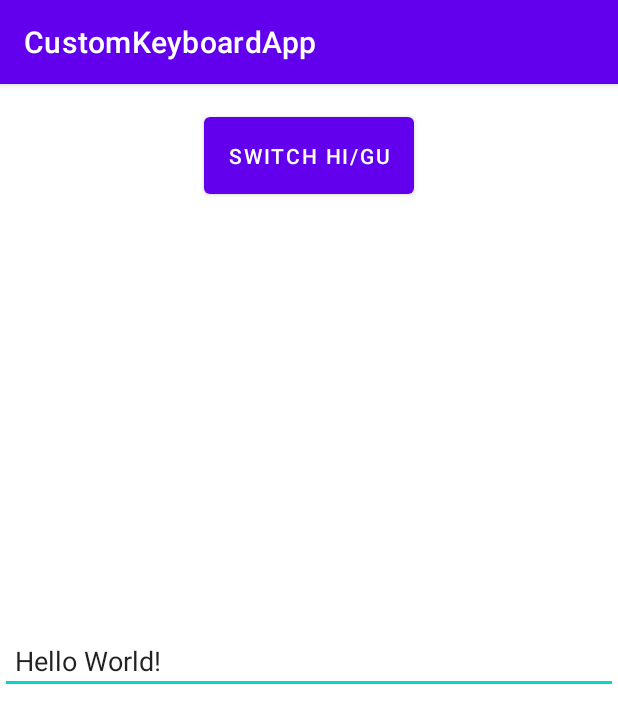
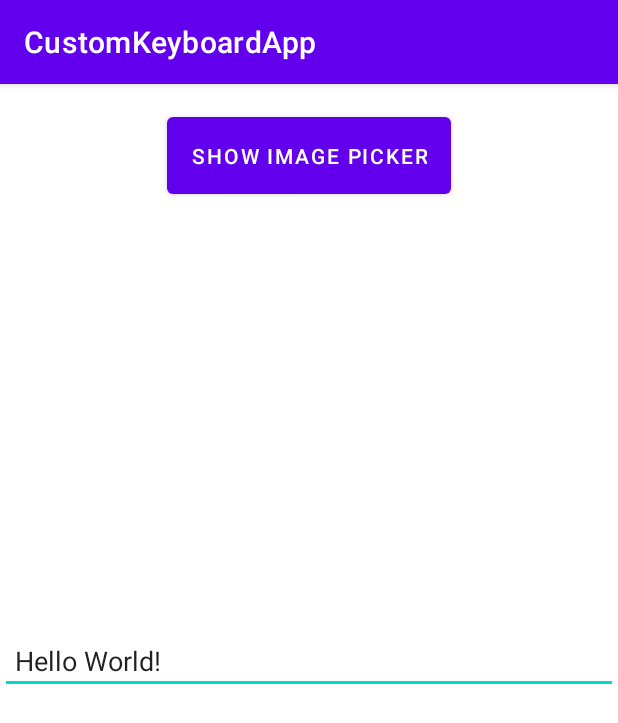
Before and after one commit to mihir784/ImagePicker, an Android app: the screen it shows after launch (MainActivity), on a phone screen of 412 x 824 dp. Shown: the top 723 px of the screen. Run offline under Robolectric (Android 15) with nearby library versions, the phone set to English and light mode, and no system bars.

Commit message:
clean code

```diff
--- a/app/src/main/java/com/example/android/customkeyboardapp/MainActivity.kt
+++ b/app/src/main/java/com/example/android/customkeyboardapp/MainActivity.kt
@@ -1,19 +1,12 @@
 
 package com.example.android.customkeyboardapp
 
-import android.content.ContentResolver
-import android.inputmethodservice.Keyboard
-import android.inputmethodservice.KeyboardView
-import android.location.Location
 import android.os.Bundle
-import android.view.KeyEvent
-import android.view.View
-import android.widget.Button
-import android.widget.EditText
-import android.widget.TextView
 import androidx.appcompat.app.AppCompatActivity
 import com.example.android.customkeyboardapp.loaders.GlideImageLoader
-import java.util.*
+import com.example.android.customkeyboardapp.picker.CustomPhotoPicker
+import com.example.android.customkeyboardapp.picker.PhotoPickerFragment
+import kotlinx.android.synthetic.main.activity_main.*
 
 
 class MainActivity : AppCompatActivity() {
@@ -21,10 +14,26 @@ class MainActivity : AppCompatActivity() {
         super.onCreate(savedInstanceState)
         setContentView(R.layout.activity_main)
 
-        val et = findViewById<EditText>(R.id.etvInput)
+        btShowImagePicker.setOnClickListener {
+
+            CustomPhotoPicker().init(
+                loader = GlideImageLoader(),
+                authority = "com.example.android.customkeyboardapp.fileprovider"
+            )
+
+            PhotoPickerFragment.newInstance(
+                multiple = true,
+                allowCamera = true,
+                maxSelection = 5,
+                theme = R.style.CustomDark
+            ).show(supportFragmentManager, "picker")
+        }
+
+
+        /*val et = findViewById<EditText>(R.id.etvInput)
         val btChangeLanguage = findViewById<Button>(R.id.btChangeLanguage)
         var currLanguage = 0
-        /*et.imeHintLocales = (LocaleList(Locale("hi_IN")))*/
+        *//*et.imeHintLocales = (LocaleList(Locale("hi_IN")))*//*
 
         val hindiKeyboard1 = Keyboard(this, R.xml.hindi_keyboard_1)
         val hindiKeyboard2 = Keyboard(this, R.xml.hindi_keyboard_2)
@@ -33,14 +42,14 @@ class MainActivity : AppCompatActivity() {
         val keyboardView = findViewById<KeyboardView>(R.id.kbvInput)
         keyboardView.keyboard = hindiKeyboard1
 
-        /*
+        *//*
         Handle
         All
         Swipe
         Events
         !
         !
-         */
+         *//*
         keyboardView.setOnKeyboardActionListener(object :
             KeyboardView.OnKeyboardActionListener {
             override fun onPress(p0: Int) {
@@ -134,7 +143,7 @@ class MainActivity : AppCompatActivity() {
             return@OnTouchListener false
         })
 
-        /*btChangeLanguage.setOnClickListener {
+        *//*btChangeLanguage.setOnClickListener {
             if ( currLanguage == 0){
                keyboardView.keyboard = gujaratiKeyboard1
                 currLanguage = 1
@@ -142,23 +151,8 @@ class MainActivity : AppCompatActivity() {
                 keyboardView.keyboard = hindiKeyboard1
                 currLanguage = 0
             }
-        }*/
-
-        btChangeLanguage.setOnClickListener {
-
-            CustomPhotoPicker().init(
-                loader = GlideImageLoader(),
-                authority = "com.example.android.customkeyboardapp.fileprovider"
-            )
-
-            PhotoPickerFragment.newInstance(
-                multiple = true,
-                allowCamera = true,
-                maxSelection = 5,
-                theme = R.style.CustomDark
-            ).show(supportFragmentManager, "picker")
-        }
-
+        }*//*
+*/
         /*val userLocation = LocationFinder()
         val locationEnabled: Boolean = userLocation.getLocation(this, object: LocationFinder.LocationResult(){
             override fun gotLocation(location: Location?) {
--- a/app/src/main/java/com/example/android/customkeyboardapp/adapter/ImagePickerAdapter.kt
+++ b/app/src/main/java/com/example/android/customkeyboardapp/adapter/ImagePickerAdapter.kt
@@ -7,9 +7,9 @@ import android.view.ViewGroup
 import androidx.recyclerview.widget.DiffUtil
 import androidx.recyclerview.widget.ListAdapter
 import androidx.recyclerview.widget.RecyclerView
-import com.example.android.customkeyboardapp.PhotoPickerFragment
+import com.example.android.customkeyboardapp.picker.PhotoPickerFragment
 import com.example.android.customkeyboardapp.R
-import com.example.android.customkeyboardapp.loader.ImageLoader
+import com.example.android.customkeyboardapp.loaders.ImageLoader
 import kotlinx.android.synthetic.main.view_pickable_image.view.*
 
 class ImagePickerAdapter(
@@ -45,6 +45,7 @@ class ImagePickerAdapter(
             checkbox.isChecked = item.selected
         }
         if (item.id == 0) {
+            // View Gallery
             holder.view.apply {
                 checkbox.visibility = View.GONE
                 setOnClickListener {
--- a/app/src/main/java/com/example/android/customkeyboardapp/loaders/GlideImageLoader.kt
+++ b/app/src/main/java/com/example/android/customkeyboardapp/loaders/GlideImageLoader.kt
@@ -4,7 +4,6 @@ import android.content.Context
 import android.net.Uri
 import android.widget.ImageView
 import com.bumptech.glide.Glide
-import com.example.android.customkeyboardapp.loader.ImageLoader
 
 class GlideImageLoader: ImageLoader {
 
--- a/app/src/main/java/com/example/android/customkeyboardapp/loader/ImageLoader.kt
+++ b/app/src/main/java/com/example/android/customkeyboardapp/loaders/ImageLoader.kt
@@ -1,4 +1,4 @@
-package com.example.android.customkeyboardapp.loader
+package com.example.android.customkeyboardapp.loaders
 
 import android.content.Context
 import android.net.Uri
--- a/app/src/main/java/com/example/android/customkeyboardapp/CustomPhotoPicker.kt
+++ b/app/src/main/java/com/example/android/customkeyboardapp/picker/CustomPhotoPicker.kt
@@ -1,6 +1,6 @@
-package com.example.android.customkeyboardapp
+package com.example.android.customkeyboardapp.picker
 
-import com.example.android.customkeyboardapp.loader.ImageLoader
+import com.example.android.customkeyboardapp.loaders.ImageLoader
 
 class CustomPhotoPicker {
 
--- a/app/src/main/java/com/example/android/customkeyboardapp/PhotoPickerFragment.kt
+++ b/app/src/main/java/com/example/android/customkeyboardapp/picker/PhotoPickerFragment.kt
@@ -1,4 +1,4 @@
-package com.example.android.customkeyboardapp
+package com.example.android.customkeyboardapp.picker
 
 import android.Manifest
 import android.app.Activity
@@ -25,7 +25,8 @@ import androidx.lifecycle.Observer
 import androidx.lifecycle.ViewModelProviders
 import androidx.recyclerview.widget.GridLayoutManager
 import androidx.recyclerview.widget.RecyclerView
-import com.example.android.customkeyboardapp.PickerViewModel.Companion.SELECTION_UNDEFINED
+import com.example.android.customkeyboardapp.R
+import com.example.android.customkeyboardapp.picker.PickerViewModel.Companion.SELECTION_UNDEFINED
 import com.example.android.customkeyboardapp.adapter.ImagePickerAdapter
 import com.example.android.customkeyboardapp.adapter.SelectableImage
 import com.example.android.customkeyboardapp.ext.Intents
--- a/app/src/main/java/com/example/android/customkeyboardapp/PickerDialog.kt
+++ b/app/src/main/java/com/example/android/customkeyboardapp/picker/PickerDialog.kt
@@ -1,4 +1,4 @@
-package com.example.android.customkeyboardapp
+package com.example.android.customkeyboardapp.picker
 
 import android.content.Context
 import android.os.Bundle
@@ -7,6 +7,7 @@ import android.view.ViewGroup
 import android.view.Window
 import android.view.WindowManager
 import androidx.appcompat.app.AppCompatDialog
+import com.example.android.customkeyboardapp.R
 
 class PickerDialog(
     context: Context,
--- a/app/src/main/java/com/example/android/customkeyboardapp/PickerViewModel.kt
+++ b/app/src/main/java/com/example/android/customkeyboardapp/picker/PickerViewModel.kt
@@ -1,4 +1,4 @@
-package com.example.android.customkeyboardapp
+package com.example.android.customkeyboardapp.picker
 
 import android.database.Cursor
 import android.net.Uri
@@ -55,6 +55,7 @@ internal class PickerViewModel : ViewModel() {
                     .map { readValueAtCursor(cursor) }
                     .toList()
             )
+            // Add gallery button
             array.add(
                 0, SelectableImage(
                     0,
--- a/app/src/main/java/com/example/android/customkeyboardapp/util/FileProviders.kt
+++ b/app/src/main/java/com/example/android/customkeyboardapp/util/FileProviders.kt
@@ -2,7 +2,7 @@ package com.example.android.customkeyboardapp.util
 
 import android.content.Context
 import androidx.core.content.FileProvider
-import com.example.android.customkeyboardapp.PickerConfiguration
+import com.example.android.customkeyboardapp.picker.PickerConfiguration
 import java.io.File
 
 internal fun File.providerUri(context: Context) =
--- a/app/src/main/res/layout/activity_main.xml
+++ b/app/src/main/res/layout/activity_main.xml
@@ -7,12 +7,12 @@
     tools:context=".MainActivity">
 
     <Button
-        android:id="@+id/btChangeLanguage"
+        android:id="@+id/btShowImagePicker"
         android:layout_width="wrap_content"
         android:layout_height="wrap_content"
         android:layout_marginTop="16dp"
         android:padding="16dp"
-        android:text="Switch hi/gu"
+        android:text="Show Image Picker"
         app:layout_constraintEnd_toEndOf="parent"
         app:layout_constraintStart_toStartOf="parent"
         app:layout_constraintTop_toTopOf="parent" />
@@ -47,6 +47,6 @@
         app:layout_constraintBottom_toTopOf="@id/etvInput"
         app:layout_constraintEnd_toEndOf="parent"
         app:layout_constraintStart_toStartOf="parent"
-        app:layout_constraintTop_toBottomOf="@id/btChangeLanguage" />
+        app:layout_constraintTop_toBottomOf="@id/btShowImagePicker" />
 
 </androidx.constraintlayout.widget.ConstraintLayout>
```
Also changed, not shown: app/src/main/java/com/example/android/customkeyboardapp/picker/PickerConfiguration.kt (renamed from app/src/main/java/com/example/android/customkeyboardapp/PickerConfiguration.kt, +4 -4 lines).
